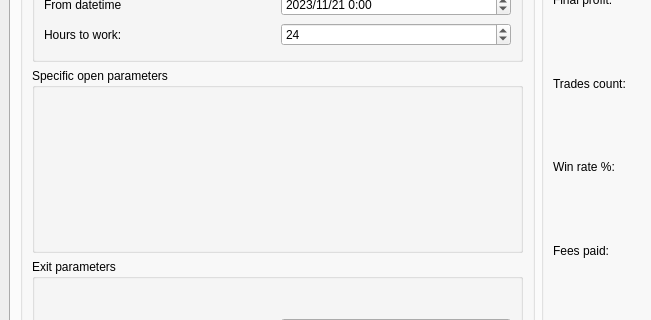
First picture: the form in frontend/mainwindow.ui, repository 84k491/crypto_cpp, before the edit; both pictures show x 0 to 651 and y 195 to 515 of the 1076 by 1100 pixel window.
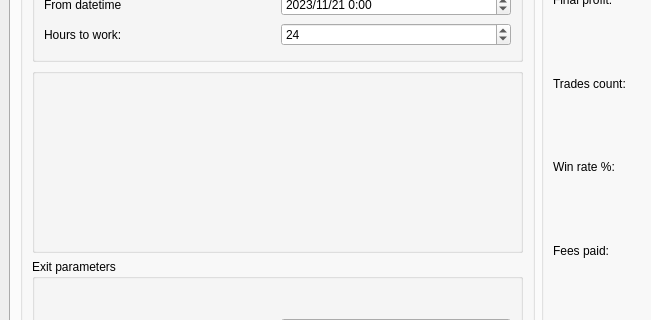
Second picture: the form after the edit. Custom widgets are drawn as their Qt base class.

Commit message: Introduce strategy parameters widget

What changed in the file:
```diff
--- a/frontend/mainwindow.ui
+++ b/frontend/mainwindow.ui
@@ -150,10 +150,8 @@
               </widget>
              </item>
              <item>
-              <widget class="QGroupBox" name="gb_specific_parameters">
-               <property name="title">
-                <string>Specific open parameters</string>
-               </property>
+              <widget class="StrategyParametersWidget" name="wt_entry_params">
+               <layout class="QVBoxLayout" name="lo_entry_params"/>
               </widget>
              </item>
              <item>
@@ -547,6 +545,14 @@
    </layout>
   </widget>
  </widget>
+ <customwidgets>
+  <customwidget>
+   <class>StrategyParametersWidget</class>
+   <extends>QGroupBox</extends>
+   <header>StrategyParametersWidget.h</header>
+   <container>1</container>
+  </customwidget>
+ </customwidgets>
  <resources/>
  <connections/>
 </ui>
```
The commit also changes 7 other files.
